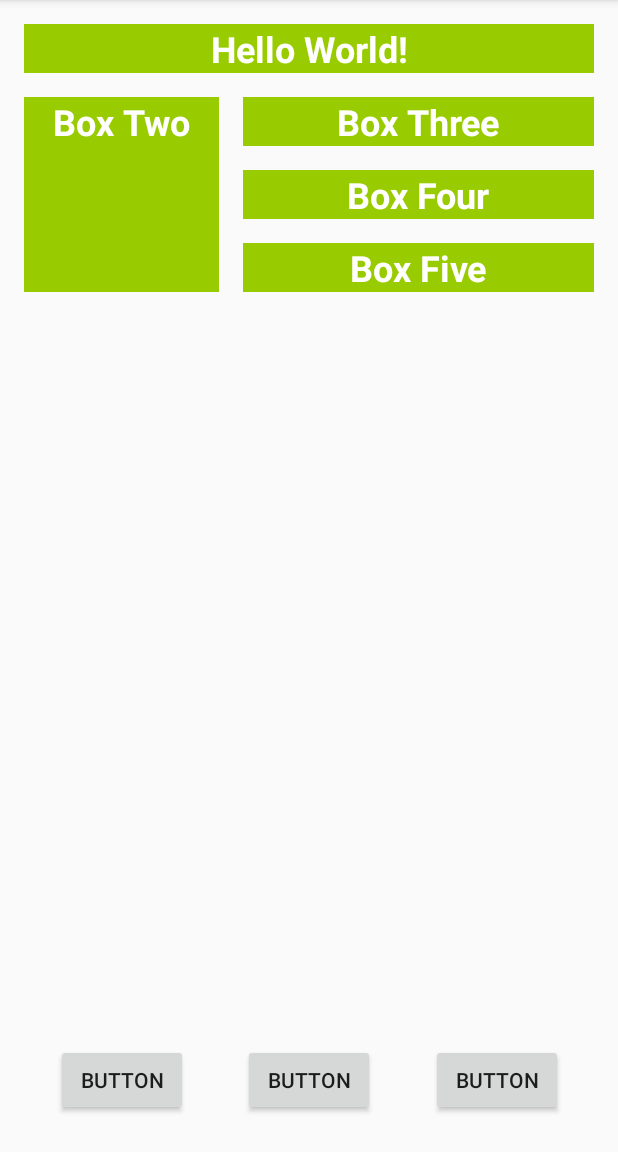
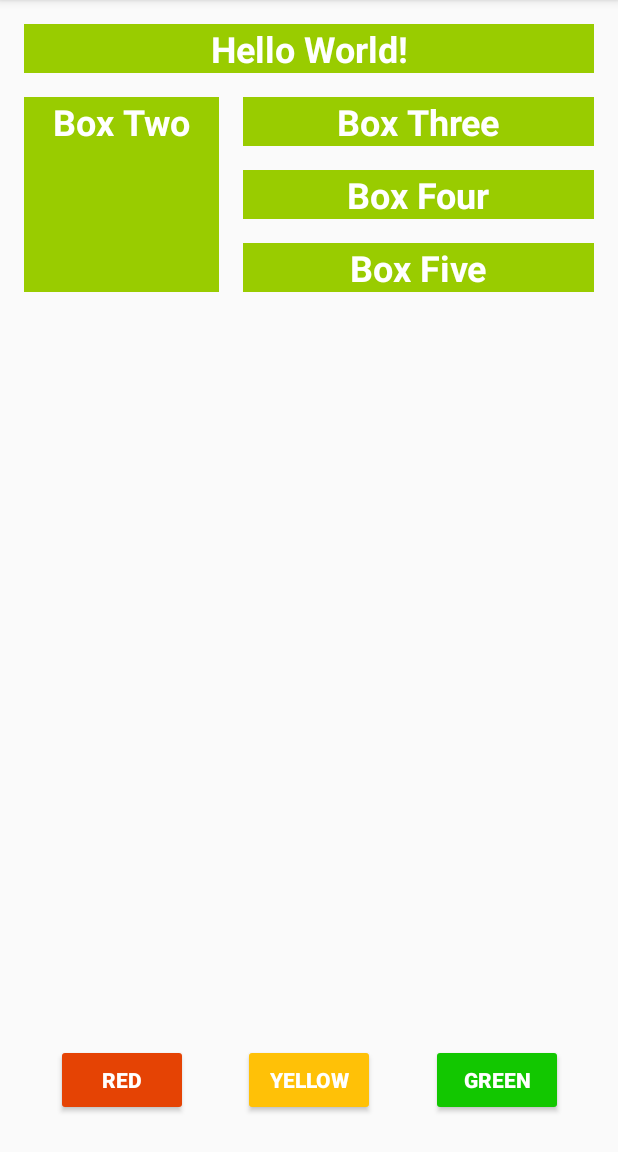
Before and after one commit to junqueiras/ColorMyView, an Android app: the screen it shows after launch (MainActivity), on a phone screen of 412 x 824 dp, the part 84-1236 px from its top. Run offline under Robolectric (Android 15) with nearby library versions, the phone set to English and light mode, and no system bars; Roboto replaces fonts that are not available here.

Commit message:
alterando as cores

```diff
--- a/app/src/main/java/com/example/colormyview/MainActivity.kt
+++ b/app/src/main/java/com/example/colormyview/MainActivity.kt
@@ -14,11 +14,37 @@ class MainActivity : AppCompatActivity() {
         setContentView(R.layout.activity_main)
 
         setColorButtonsAction()
+        setBoxColor()
         }
 
-     private fun setColorButtonsAction() {
+    private fun setBoxColor() {
+        box_one_text.setOnClickListener{
+            box_one_text.setBackgroundResource(currentColor)
+//            ou it.setBackgroundColor(currentColor)
+        }
+
+        box_two_text.setOnClickListener{
+            box_two_text.setBackgroundResource(currentColor)
+        }
+
+        box_three_text.setOnClickListener{
+            box_three_text.setBackgroundResource(currentColor)
+        }
+
+        box_four_text.setOnClickListener{
+            box_four_text.setBackgroundResource(currentColor)
+        }
+
+        box_five_text.setOnClickListener{
+            box_five_text.setBackgroundResource(currentColor)
+        }
+    }
+
+
+    private fun setColorButtonsAction() {
         redButton.setOnClickListener {
             currentColor = R.color.red
+
         }
 
          yellowButton.setOnClickListener {
--- a/app/src/main/res/layout/activity_main.xml
+++ b/app/src/main/res/layout/activity_main.xml
@@ -83,7 +83,10 @@
         android:layout_width="wrap_content"
         android:layout_height="wrap_content"
         android:layout_marginBottom="@dimen/margin_bottom"
-        android:text="Button"
+        android:backgroundTint="@color/red"
+        android:text="@string/button_red"
+        android:textColor="@android:color/white"
+        android:textStyle="bold"
         app:layout_constraintBottom_toBottomOf="parent"
         app:layout_constraintEnd_toStartOf="@+id/yellowButton"
         app:layout_constraintHorizontal_bias="0.5"
@@ -94,7 +97,10 @@
         android:layout_width="wrap_content"
         android:layout_height="wrap_content"
         android:layout_marginBottom="@dimen/margin_bottom"
-        android:text="Button"
+        android:backgroundTint="@color/yellow"
+        android:text="@string/button_yellow"
+        android:textColor="@android:color/white"
+        android:textStyle="bold"
         app:layout_constraintBottom_toBottomOf="parent"
         app:layout_constraintEnd_toStartOf="@+id/greenButton"
         app:layout_constraintHorizontal_bias="0.5"
@@ -105,7 +111,10 @@
         android:layout_width="wrap_content"
         android:layout_height="wrap_content"
         android:layout_marginBottom="@dimen/margin_bottom"
-        android:text="Button"
+        android:backgroundTint="@color/green"
+        android:text="@string/button_green"
+        android:textColor="@android:color/white"
+        android:textStyle="bold"
         app:layout_constraintBottom_toBottomOf="parent"
         app:layout_constraintEnd_toEndOf="parent"
         app:layout_constraintHorizontal_bias="0.5"
--- a/app/src/main/res/values/strings.xml
+++ b/app/src/main/res/values/strings.xml
@@ -5,4 +5,7 @@
     <string name="box_three">Box Three</string>
     <string name="box_four">Box Four</string>
     <string name="box_five">Box Five</string>
+    <string name="button_red">RED</string>
+    <string name="button_yellow">YELLOW</string>
+    <string name="button_green">GREEN</string>
 </resources>
```
